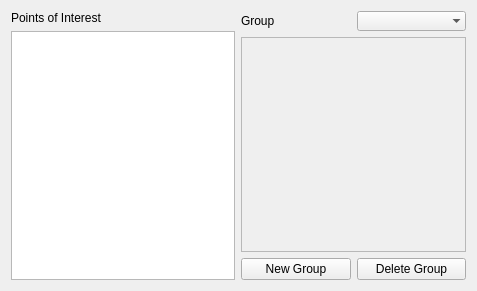
Above: pal_waypoint_rviz_plugins/src/waypoint_group_panel.ui from pal-robotics/pal_rviz_plugins before the change. Below: the same form after it.
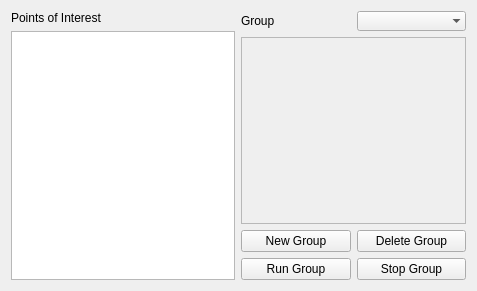
That is the form after the change. Custom widgets are drawn as their Qt base class.

Commit message: Add run/stop group, fixes to random crash on delete

```diff
--- a/pal_waypoint_rviz_plugins/src/waypoint_group_panel.ui
+++ b/pal_waypoint_rviz_plugins/src/waypoint_group_panel.ui
@@ -75,6 +75,8 @@
       </widget>
      </item>
      <item>
+      <layout class="QVBoxLayout" name="verticalLayout_4">
+       <item>
       <layout class="QHBoxLayout" name="horizontalLayout_2">
        <item>
         <widget class="QPushButton" name="newGroupBut">
@@ -89,6 +91,26 @@
           <string>Delete Group</string>
          </property>
         </widget>
+         </item>
+        </layout>
+       </item>
+       <item>
+        <layout class="QHBoxLayout" name="horizontalLayout_5">
+         <item>
+          <widget class="QPushButton" name="runGroupBut">
+           <property name="text">
+            <string>Run Group</string>
+           </property>
+          </widget>
+         </item>
+         <item>
+          <widget class="QPushButton" name="stopGroupBut">
+           <property name="text">
+            <string>Stop Group</string>
+           </property>
+          </widget>
+         </item>
+        </layout>
        </item>
       </layout>
      </item>
```
Lines whose indentation alone changed are shown as unchanged. The commit also changes 6 other files.
